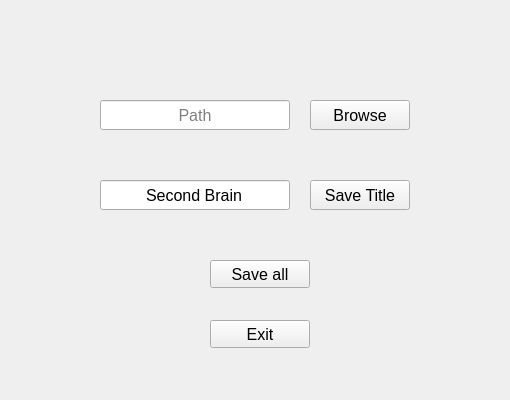
This is src/ui/config_menu.ui in DVergaraM/Self1 as Qt 5 draws it before an edit. The edited form follows.
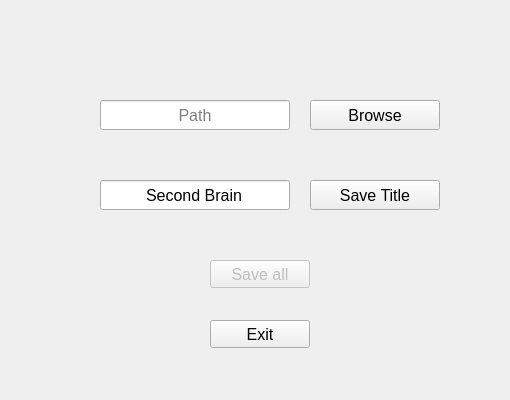
This is the edited form.

Diff of the .ui file:
```diff
--- a/src/ui/config_menu.ui
+++ b/src/ui/config_menu.ui
@@ -18,7 +18,7 @@
     <rect>
      <x>310</x>
      <y>100</y>
-     <width>100</width>
+     <width>130</width>
      <height>30</height>
     </rect>
    </property>
@@ -35,11 +35,14 @@
    </property>
   </widget>
   <widget class="QPushButton" name="save_title_button">
+   <property name="enabled">
+    <bool>true</bool>
+   </property>
    <property name="geometry">
     <rect>
      <x>310</x>
      <y>180</y>
-     <width>100</width>
+     <width>130</width>
      <height>30</height>
     </rect>
    </property>
@@ -104,6 +107,9 @@
    </property>
   </widget>
   <widget class="QPushButton" name="save_all_button">
+   <property name="enabled">
+    <bool>false</bool>
+   </property>
    <property name="geometry">
     <rect>
      <x>210</x>
```
